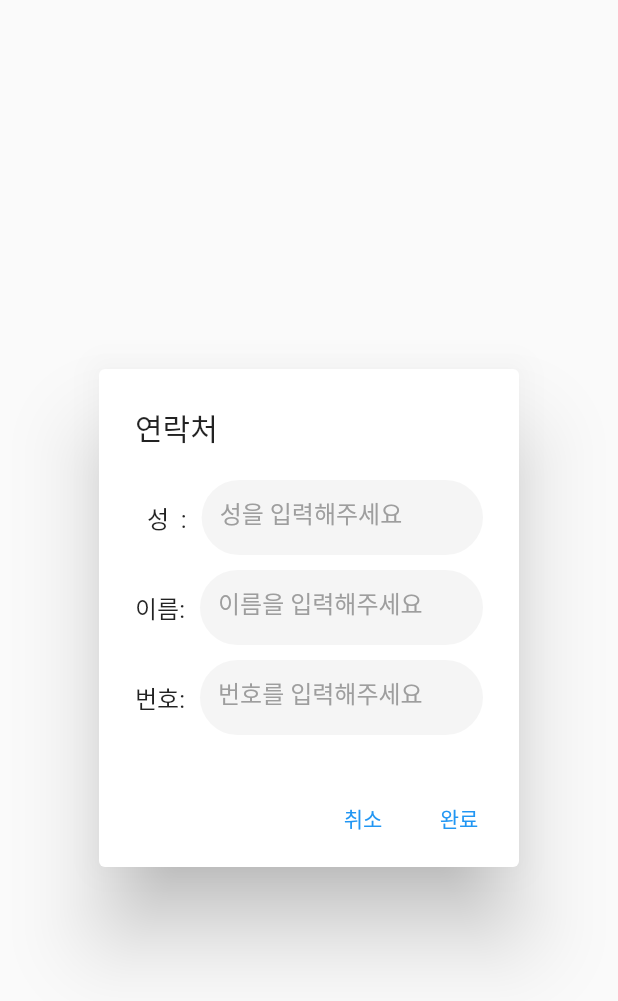
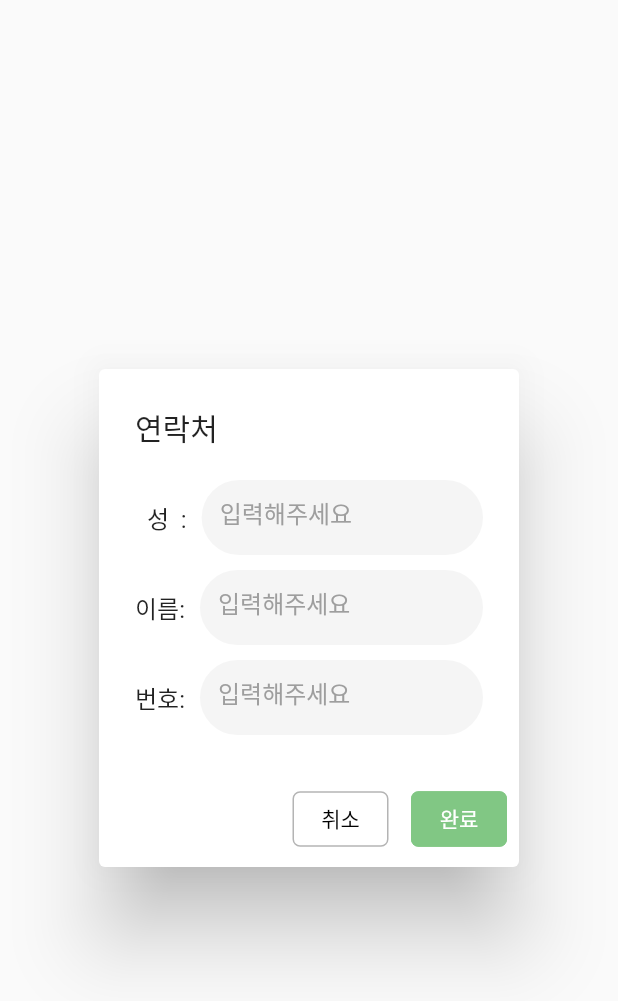
Before and after one commit to qndn3tp/Flutter-study, a Flutter app: the DialogUI widget shown alone on an empty page, opened directly, on a phone screen of 412 x 824 dp. Shown: the top 1001 px of the screen. Run offline on Flutter 3.47's test engine with Material 2 defaults, Android fonts, the phone set to English and light mode, and no system bars; our stand-ins replace contacts_service, permission_handler.

Commit message:
feat: ThemeData, style 분리

```diff
--- a/lib/main.dart
+++ b/lib/main.dart
@@ -1,10 +1,13 @@
 import 'package:flutter/material.dart';
 import 'package:permission_handler/permission_handler.dart';
 import "package:contacts_service/contacts_service.dart";
+import './style.dart' as style;
 
 void main() {
-  runApp( MaterialApp(
-    home: MyApp(),
+  runApp(
+      MaterialApp(
+        theme: style.theme,
+        home: MyApp(),
   )
   );
 }
@@ -70,9 +73,12 @@ class _MyAppState extends State<MyApp> {
           );
         },
       ),
-      appBar: AppBar(title: Text("연락처"),actions: [
-        IconButton(onPressed: (){ getPermission(); }, icon: Icon(Icons.contacts))
-      ],),
+      appBar: AppBar(
+          title: Text("연락처"),
+          actions: [
+            IconButton(icon: Icon(Icons.contacts), onPressed: (){ getPermission(); })
+          ],
+      ),
       body: ListView.builder(
           itemCount: name.length,
           itemBuilder: (c, i){
@@ -80,15 +86,8 @@ class _MyAppState extends State<MyApp> {
               leading: Image.asset("assets/profile.png"),
               title: Text(name[i].displayName ?? "이름 없음"),
               trailing: TextButton(
-                style: ButtonStyle(
-                    shape: MaterialStateProperty.all<OutlinedBorder>(
-                        RoundedRectangleBorder(
-                          borderRadius: BorderRadius.circular(5),
-                          side: BorderSide(color: Color(0xffE56A5D)),
-                        )
-                    )
-                ),
-                child: Text("삭제", style: TextStyle(color: Color(0xffE56A5D)),),
+                style: style.removeButton,
+                child: Text("삭제", style: style.removeButtonText,),
                 onPressed: () {
                   removeName(i);
                 },
@@ -123,29 +122,15 @@ class DialogUI extends StatelessWidget {
               Flexible(
                 child: SizedBox(
                   height: 50,
-                  child: TextField( controller: inputData1,
-                  decoration: InputDecoration(
-                    hintText: "성을 입력해주세요",
-                    hintStyle: TextStyle(color: Colors.grey),
-                    filled: true,
-                    fillColor: Colors.grey.shade100,
-                    // 기본 상태
-                    enabledBorder: OutlineInputBorder(
-                      borderSide: BorderSide.none,
-                      borderRadius: BorderRadius.circular(25),),
-                    // 커서 찍혔을 때
-                    focusedBorder: OutlineInputBorder(
-                      borderSide: BorderSide( color: Colors.black12, width: 3,),
-                      borderRadius: BorderRadius.circular(25),),
+                  child: TextField(
+                      controller: inputData1,
+                      decoration: style.inputText
                   ),
-                ),
                 ),
               )
             ],
           ),
-          SizedBox(
-            height: 10,
-          ),
+          SizedBox(height: 10,),
           Row(
             children: [
               Text("이름:"),
@@ -153,29 +138,15 @@ class DialogUI extends StatelessWidget {
               Flexible(
                 child: SizedBox(
                   height: 50,
-                  child: TextField( controller: inputData1,
-                    decoration: InputDecoration(
-                      hintText: "이름을 입력해주세요",
-                      hintStyle: TextStyle(color: Colors.grey),
-                      filled: true,
-                      fillColor: Colors.grey.shade100,
-                      // 기본 상태
-                      enabledBorder: OutlineInputBorder(
-                        borderSide: BorderSide.none,
-                        borderRadius: BorderRadius.circular(25),),
-                      // 커서 찍혔을 때
-                      focusedBorder: OutlineInputBorder(
-                        borderSide: BorderSide( color: Colors.black12, width: 3,),
-                        borderRadius: BorderRadius.circular(25),),
-                    ),
+                  child: TextField(
+                      controller: inputData1,
+                      decoration: style.inputText
                   ),
                 ),
               )
             ],
           ),
-          SizedBox(
-            height: 10,
-          ),
+          SizedBox(height: 10,),
           Row(
             children: [
               Text("번호:"),
@@ -183,21 +154,9 @@ class DialogUI extends StatelessWidget {
               Flexible(
                 child: SizedBox(
                   height: 50,
-                  child: TextField( controller: inputData1,
-                    decoration: InputDecoration(
-                      hintText: "번호를 입력해주세요",
-                      hintStyle: TextStyle(color: Colors.grey),
-                      filled: true,
-                      fillColor: Colors.grey.shade100,
-                      // 기본 상태
-                      enabledBorder: OutlineInputBorder(
-                        borderSide: BorderSide.none,
-                        borderRadius: BorderRadius.circular(25),),
-                      // 커서 찍혔을 때
-                      focusedBorder: OutlineInputBorder(
-                        borderSide: BorderSide( color: Colors.black12, width: 3,),
-                        borderRadius: BorderRadius.circular(25),),
-                    ),
+                  child: TextField(
+                      controller: inputData1,
+                      decoration: style.inputText
                   ),
                 ),
               )
@@ -210,10 +169,15 @@ class DialogUI extends StatelessWidget {
           mainAxisAlignment: MainAxisAlignment.end,
           children: [
             TextButton(
-              child: Text("취소"), onPressed: (){ Navigator.pop(context); },
+              style: style.cancleButton,
+              child: Text("취소", style: style.cancleButtonText,), onPressed: (){
+                Navigator.pop(context);
+                },
             ),
+            SizedBox(width: 15),
             TextButton(
-              child: Text("완료"), onPressed: (){
+              style: style.completeButton,
+              child: Text("완료", style: style.completeButtonText,), onPressed: (){
               // 성, 이름, 번호가 모두 입력되면 연락처에 추가
               if (inputData1.text.trim() != "") {
                 if (inputData2.text.trim() != "") {
--- /dev/null
+++ b/lib/style.dart
@@ -0,0 +1,64 @@
+import 'package:flutter/material.dart';
+
+var theme = ThemeData(
+  appBarTheme: AppBarTheme(
+    color: Colors.grey.shade100,
+    elevation: 0,
+    titleTextStyle: TextStyle(color: Colors.black, fontSize: 25),
+    actionsIconTheme: IconThemeData(color: Colors.black),
+  ),
+);
+
+
+var removeButton = ButtonStyle(
+    shape: MaterialStateProperty.all<OutlinedBorder>(
+        RoundedRectangleBorder(
+          borderRadius: BorderRadius.circular(5),
+          side: BorderSide(color: Color(0xffE56A5D)),
+        )
+    ),
+);
+
+var removeButtonText = TextStyle(color: Color(0xffE56A5D));
+
+var inputText = InputDecoration(
+  hintText: "입력해주세요",
+  hintStyle: TextStyle(color: Colors.grey),
+  filled: true,
+  fillColor: Colors.grey.shade100,
+  // 기본 상태
+  enabledBorder: OutlineInputBorder(
+    borderSide: BorderSide.none,
+    borderRadius: BorderRadius.circular(25),),
+  // 커서 찍혔을 때
+  focusedBorder: OutlineInputBorder(
+    borderSide: BorderSide( color: Colors.black12, width: 3,),
+    borderRadius: BorderRadius.circular(25),),
+);
+
+var completeButton = ButtonStyle(
+  shape: MaterialStateProperty.all<OutlinedBorder>(
+      RoundedRectangleBorder(
+        borderRadius: BorderRadius.circular(5),
+        side: BorderSide(color: Color(0xff81C784)),
+      )
+  ),
+  backgroundColor: MaterialStateProperty.all(Color(0xff81C784)),
+);
+
+var completeButtonText = TextStyle(
+  color: Colors.white
+);
+
+var cancleButton = ButtonStyle(
+  shape: MaterialStateProperty.all<OutlinedBorder>(
+      RoundedRectangleBorder(
+        borderRadius: BorderRadius.circular(5),
+        side: BorderSide(color: Color(0xffB4B4B4)),
+      )
+  ),
+);
+
+var cancleButtonText = TextStyle(
+  color: Colors.black
+);
```
